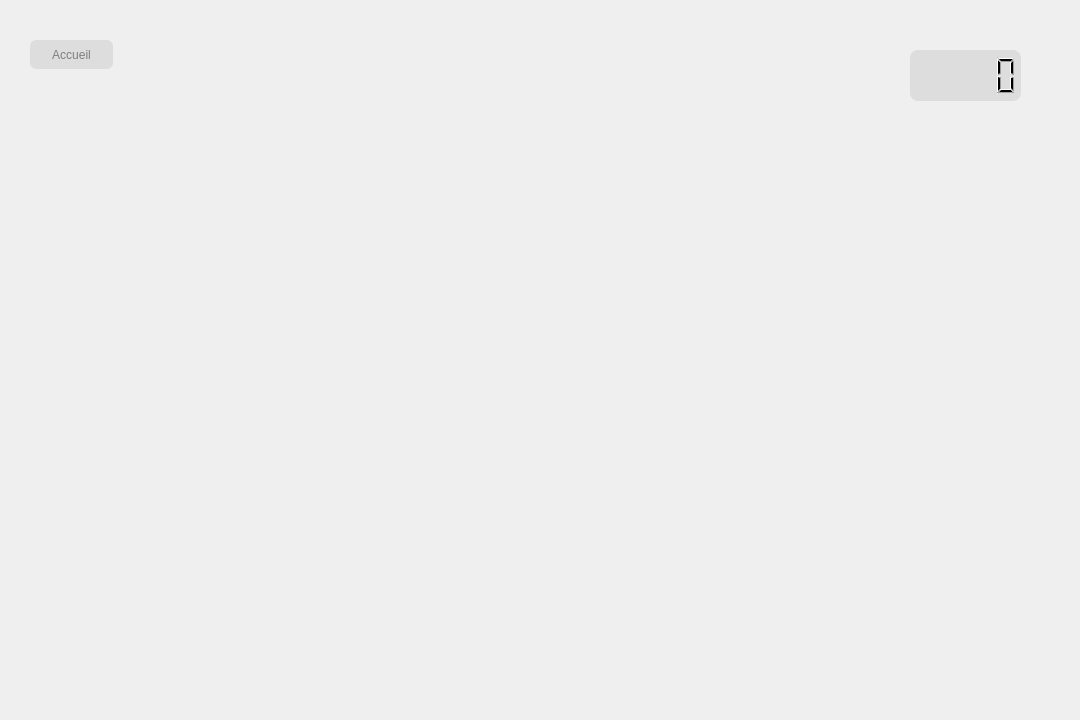
Alexy845/Aztec, file mainwindow.ui: the form before one commit.
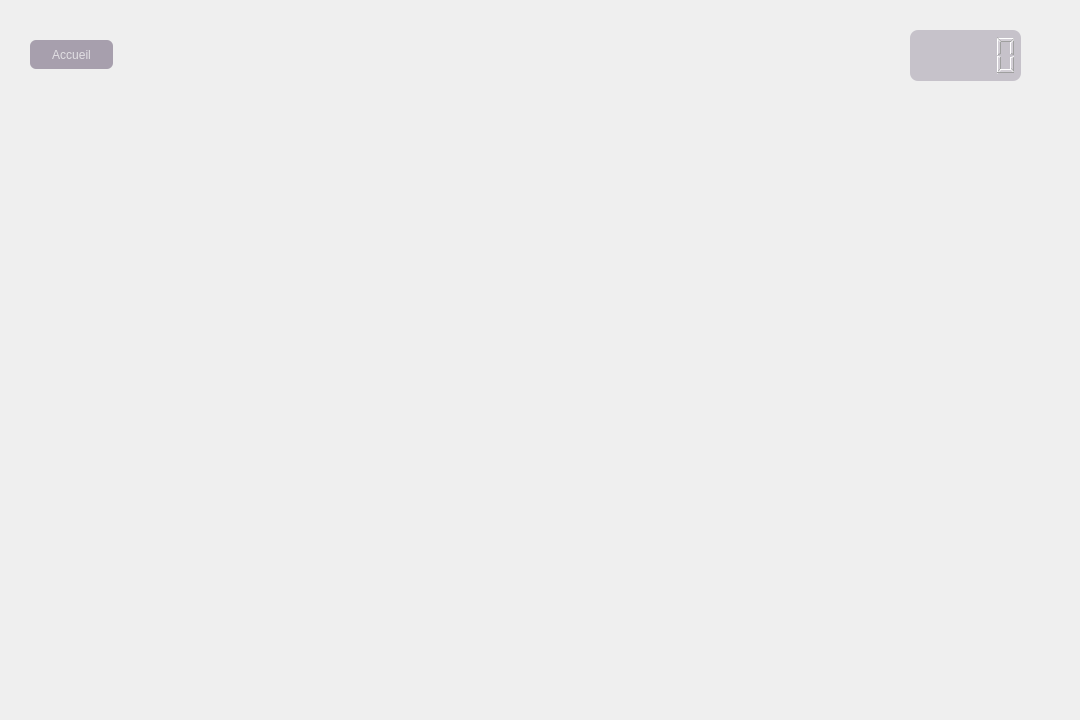
The form after the commit. Custom widgets are drawn as their Qt base class.

Diff of the .ui file:
```diff
--- a/mainwindow.ui
+++ b/mainwindow.ui
@@ -104,9 +104,9 @@
         </rect>
        </property>
        <property name="styleSheet">
-        <string notr="true">background-color: rgba(196, 196, 196, 0.407);
-border-color:rgba(196, 196, 196, 0.4);
-color: rgb(126, 126, 126);
+        <string notr="true">background-color: rgba(74,57,88, 0.440);
+border-color:rgba(74,57,88, 0.4);
+color: rgba(250, 250, 250, 0.700);
 border-radius: 6px;</string>
        </property>
        <property name="text">
@@ -117,16 +117,15 @@
        <property name="geometry">
         <rect>
          <x>910</x>
-         <y>50</y>
+         <y>30</y>
          <width>111</width>
          <height>51</height>
         </rect>
        </property>
        <property name="styleSheet">
-        <string notr="true">color: rgb(0, 0, 0);
+        <string notr="true">color: rgba(252, 252, 252, 0.220);
 gridline-color: rgba(196, 196, 196, 0.407);
-font: 10pt &quot;Segoe UI&quot;;
-background-color: rgba(196, 196, 196, 0.407);
+background-color: rgba(74,57,88, 0.250);
 border : 0px solid rgba(196, 196, 196, 0.407);
 border-radius: 8px;</string>
        </property>
```
Left out of the diff: 16 changed lines with no effect on the pictures.
